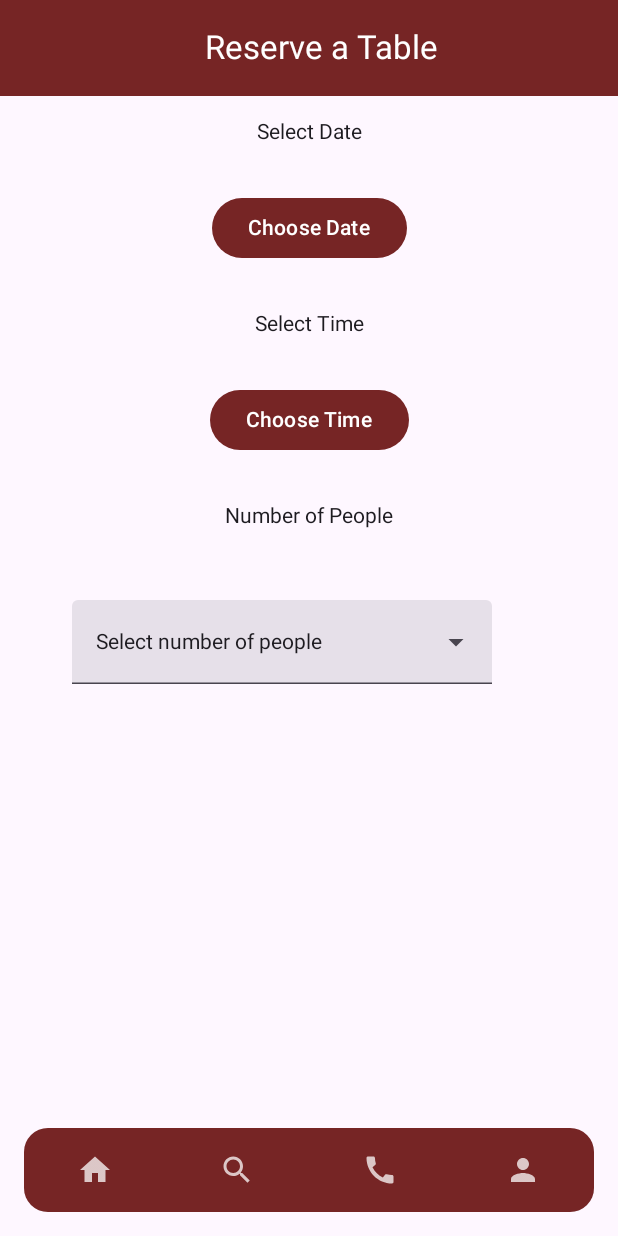
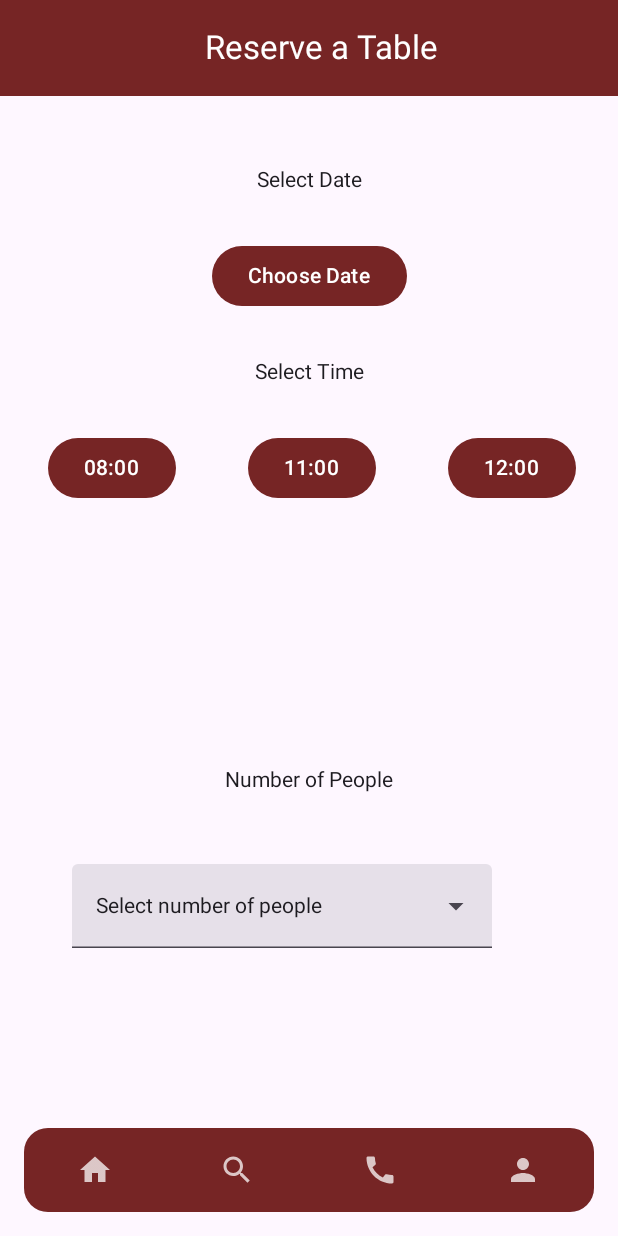
Before and after one commit to MarkellaEgglezou/myAUEB-eat, an Android app built with Jetpack Compose: the screen it shows after launch (MainActivity), item 2 of the bottom bar chosen, on a phone screen of 412 x 824 dp. Run offline under Robolectric (Android 15) with nearby library versions, the phone set to English and light mode, and no system bars; our stand-ins replace Firebase (no records; nobody signed in at launch, a user with empty details on screens opened directly).

Commit message:
Modify ReservationActivity.kt layout

```diff
--- a/lesxi/app/src/main/java/com/example/lesxi/ReservationActivity.kt
+++ b/lesxi/app/src/main/java/com/example/lesxi/ReservationActivity.kt
@@ -7,15 +7,22 @@ import android.text.Layout
 import android.widget.Toast
 import androidx.activity.ComponentActivity
 import androidx.activity.compose.setContent
+import androidx.compose.foundation.ScrollState
+import androidx.compose.foundation.horizontalScroll
 import androidx.compose.foundation.layout.*
+import androidx.compose.foundation.lazy.LazyRow
+import androidx.compose.foundation.lazy.items
+import androidx.compose.foundation.rememberScrollState
 import androidx.compose.foundation.text.KeyboardOptions
 import androidx.compose.material.*
 import androidx.compose.material3.Button
 import androidx.compose.material3.ButtonDefaults
 import androidx.compose.material3.DropdownMenuItem
+import androidx.compose.material3.ElevatedButton
 import androidx.compose.material3.ExperimentalMaterial3Api
 import androidx.compose.material3.ExposedDropdownMenuBox
 import androidx.compose.material3.ExposedDropdownMenuDefaults
+import androidx.compose.material3.FilledTonalButton
 import androidx.compose.material3.MaterialTheme
 import androidx.compose.material3.Scaffold
 import androidx.compose.material3.Text
@@ -76,8 +83,13 @@ fun ReserveTableScreen() {
             verticalArrangement = Arrangement.spacedBy(16.dp),
             horizontalAlignment = Alignment.CenterHorizontally
         ) {
+            Spacer(modifier = Modifier.height(16.dp))
+
             // Date Picker
             Text("Select Date")
+            //Spacer(modifier = Modifier.height(8.dp))
+
+
             Button(onClick = {
                 val calendar = Calendar.getInstance()
                 val year = calendar.get(Calendar.YEAR)
@@ -95,13 +107,11 @@ fun ReserveTableScreen() {
                     contentColor = Color.White
                 ),
                 modifier = Modifier.padding(16.dp)
-                ) {
+            ) {
                 Text(selectedDate)
             }
-
             // Time Picker
-            Text("Select Time")
-            Button(onClick = {
+            /*Button(onClick = {
                 val calendar = Calendar.getInstance()
                 val hour = calendar.get(Calendar.HOUR_OF_DAY)
                 val minute = calendar.get(Calendar.MINUTE)
@@ -120,7 +130,65 @@ fun ReserveTableScreen() {
                 ) {
                 Text(selectedTime)
             }
+                Button(onClick = {
+                    val calendar = Calendar.getInstance()
+                    val hour = calendar.get(Calendar.HOUR_OF_DAY)
+                    val minute = calendar.get(Calendar.MINUTE)
 
+                    TimePickerDialog(
+                        context,
+                        { _, h, m -> selectedTime = String.format("%02d:%02d", h, m) },
+                        hour, minute, true
+                    ).show()
+                },
+                    colors = ButtonDefaults.buttonColors(
+                        containerColor = Color(0xFF762525),
+                        contentColor = Color.White
+                    ),
+                    modifier = Modifier.padding(16.dp)
+                ) {
+                    Text(selectedTime)
+                }*/
+
+            Text("Select Time")
+
+            //Spacer(modifier = Modifier.height(8.dp))
+            Row(
+                modifier = Modifier.horizontalScroll(rememberScrollState()),
+                //verticalAlignment = Alignment.CenterVertically,
+                horizontalArrangement = Arrangement.spacedBy(16.dp)
+            ){
+                Button(onClick = {/*TODO*/},
+                    colors = ButtonDefaults.buttonColors(
+                        containerColor = Color(0xFF762525),
+                        contentColor = Color.White
+                    ),
+                    modifier = Modifier.padding(16.dp)
+                ) {
+                    Text("08:00")
+                }
+                // Time Picker
+                Button(onClick = {/* TODO*/},
+                    colors = ButtonDefaults.buttonColors(
+                        containerColor = Color(0xFF762525),
+                        contentColor = Color.White
+                    ),
+                    modifier = Modifier.padding(16.dp)
+                ) {
+                    Text("11:00")
+                }
+                Button(onClick = {/*TODO*/},
+                    colors = ButtonDefaults.buttonColors(
+                        containerColor = Color(0xFF762525),
+                        contentColor = Color.White
+                    ),
+                    modifier = Modifier.padding(16.dp)
+                ) {
+                    Text("12:00")
+                }
+            }
+
+            Spacer(modifier = Modifier.height(128.dp))
             //People Picker
             Text("Number of People")
             val context = LocalContext.current
```
